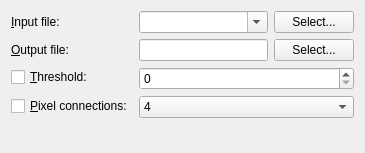
This is qgis/python/plugins/GdalTools/tools/widgetSieve.ui in sourcepole/qgis as Qt 5 draws it before an edit. The edited form follows.
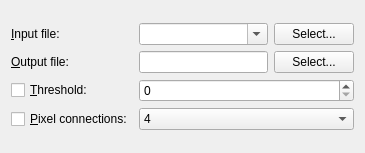
This is the edited form.

Commit message: replaced all QFormLayouts with QGridLayouts

The edit to the form file:
```diff
--- a/qgis/python/plugins/GdalTools/tools/widgetSieve.ui
+++ b/qgis/python/plugins/GdalTools/tools/widgetSieve.ui
@@ -11,7 +11,7 @@
    </rect>
   </property>
   <property name="sizePolicy">
-   <sizepolicy hsizetype="Expanding" vsizetype="Expanding">
+   <sizepolicy hsizetype="Expanding" vsizetype="Preferred">
     <horstretch>0</horstretch>
     <verstretch>0</verstretch>
    </sizepolicy>
@@ -21,7 +21,7 @@
   </property>
   <layout class="QVBoxLayout" name="verticalLayout">
    <item>
-    <layout class="QFormLayout" name="formLayout">
+    <layout class="QGridLayout" name="gridLayout">
      <item row="0" column="0">
       <widget class="QLabel" name="label">
        <property name="text">
@@ -90,6 +90,13 @@
        </item>
       </layout>
      </item>
+     <item row="2" column="0">
+      <widget class="QCheckBox" name="thresholdCheck">
+       <property name="text">
+        <string>&amp;Threshold:</string>
+       </property>
+      </widget>
+     </item>
      <item row="2" column="1">
       <widget class="QSpinBox" name="thresholdSpin">
        <property name="maximum">
@@ -97,6 +104,13 @@
        </property>
       </widget>
      </item>
+     <item row="3" column="0">
+      <widget class="QCheckBox" name="connectionsCheck">
+       <property name="text">
+        <string>&amp;Pixel connections:</string>
+       </property>
+      </widget>
+     </item>
      <item row="3" column="1">
       <widget class="QComboBox" name="connectionsCombo">
        <item>
@@ -111,20 +125,6 @@
        </item>
       </widget>
      </item>
-     <item row="2" column="0">
-      <widget class="QCheckBox" name="thresholdCheck">
-       <property name="text">
-        <string>&amp;Threshold:</string>
-       </property>
-      </widget>
-     </item>
-     <item row="3" column="0">
-      <widget class="QCheckBox" name="connectionsCheck">
-       <property name="text">
-        <string>&amp;Pixel connections:</string>
-       </property>
-      </widget>
-     </item>
     </layout>
    </item>
   </layout>
```
The commit also changes 16 other files.
